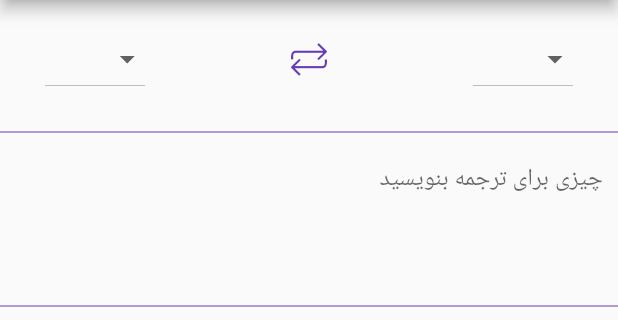
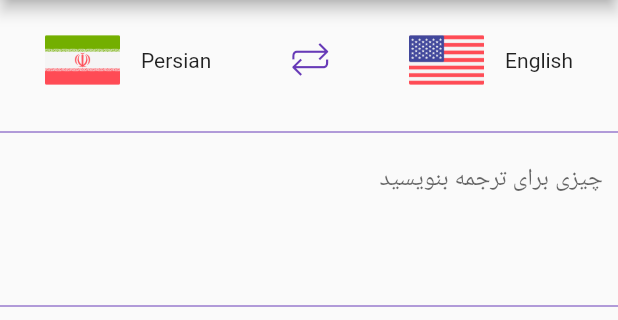
Before and after one commit to suhail339/text-translation, a Flutter app: the screen it shows after launch, after a tap on an icon or button, on a phone screen of 412 x 824 dp, the part 84-404 px from its top. Run offline on Flutter 3.47's test engine with Material 2 defaults, Android fonts, the phone set to English and light mode, and no system bars.

Commit message:
UI Working

```diff
--- a/lib/home.dart
+++ b/lib/home.dart
@@ -1,8 +1,6 @@
 import 'package:flutter/material.dart';
 import 'package:flutter/services.dart';
 import 'package:text_translation/text_channel.dart';
-
-import 'Language.dart';
 class MyHomePage extends StatefulWidget {
   MyHomePage({Key key, this.title}) : super(key: key);
   final String title;
@@ -12,52 +10,61 @@ class MyHomePage extends StatefulWidget {
 }
 
 class _MyHomePageState extends State<MyHomePage> {
-//  var _translateFrom = "en";
-//   var _translateTo = "fa";
+ var _translateFrom = "en";
+  var _translateTo = "fa";
 String inputText = "";
-Language dropdownValue1 = new Language("One", "First");
+String dropdownValue1 = "English";
+String dropdownValue2 = "Uudu";
 
-Language dropdownValue2 =  new Language("Two", "Second");
-
-
+@override
+  void initState() {
+    // TextChannel.setMethodHandler(_handleMethod);
+    // TextChannel.testChannel();
+    // TextChannel.configTranslator();
+  }
+//   Future<dynamic> _handleMethod(MethodCall call) async {
+//   switch (call.method) {
+//     case "setLanguages":
+//       print("Language List result:" + call.arguments);
+//       return new Future.value("");
+//   }
+// }
 TextEditingController controller = TextEditingController();
 
- @override
-  void initState() {
-    TextChannel.setMethodHandler(_handleMethod);
-    TextChannel.testChannel();
-    TextChannel.configTranslator();
+ _buildLangSelctor(key) {
+    return Row(
+      children: <Widget>[
+        SizedBox(
+          height: 50.0,
+          child: key == "fa"
+              ? Image.asset("assets/flags/ir.png")
+              : Image.asset("assets/flags/us.png"),
+        ),
+        Padding(
+          padding: const EdgeInsets.only(left: 14.0),
+          child: key == "fa" ? Text("Persian") : Text("English"),
+        )
+      ],
+    );
   }
-
-Future<dynamic> _handleMethod(MethodCall call) async {
-  switch (call.method) {
-    case "setLanguages":
-      print("Language List result:" + call.arguments);
-      break;
-    case "translation":
-      print("translation:"+call.arguments);
-      return new Future.value("");
-  }
-}
-
   _buildLang1Selctor(key) {
     return Row(
       children: <Widget>[
         SizedBox(
           height: 50.0,
           child:
-          DropdownButton<Language>(
+          DropdownButton<String>(
           value: dropdownValue1,
-          onChanged: (Language newValue) {
+          onChanged: (String newValue) {
             setState(() {
               dropdownValue1 = newValue;
             });
           },
-          items: <Language>[new Language("en", "Eglish"),new Language("en", "Eglish"),new Language("en", "Eglish"),new Language("en", "Eglish")]
-              .map<DropdownMenuItem<Language>>((Language value) {
-            return DropdownMenuItem<Language>(
+          items: <String>["English","Urdu"]
+              .map<DropdownMenuItem<String>>((String value) {
+            return DropdownMenuItem<String>(
               value: value,
-              child: Text(value.name),
+              child: Text(value),
             );
           }).toList(),
         ),
@@ -72,38 +79,41 @@ Future<dynamic> _handleMethod(MethodCall call) async {
         SizedBox(
           height: 50.0,
           child:
-           DropdownButton<Language>(
-          value: dropdownValue2,
-          onChanged: (Language newValue) {
-            setState(() {
-              dropdownValue2 = newValue;
-            });
-          },
-          items: <Language>[new Language("en", "Eglish"),new Language("en", "Eglish"),new Language("en", "Eglish"),new Language("en", "Eglish")]
-              .map<DropdownMenuItem<Language>>((Language value) {
-            return DropdownMenuItem<Language>(
-              value: value,
-              child: Text(value.name),
-            );
-          }).toList(),
+        //   DropdownButton<String>(
+        //   value: dropdownValue2,
+        //   onChanged: (String newValue) {
+        //     setState(() {
+        //       dropdownValue2 = newValue;
+        //     });
+        //   },
+        //   items: <String>["Urdu","English"]
+        //       .map<DropdownMenuItem<String>>((String value) {
+        //     return DropdownMenuItem<String>(
+        //       value: value,
+        //       child: Text(value),
+        //     );
+        //   }).toList(),
+        // ),
+          key == "fa"
+              ? Image.asset("assets/flags/ir.png")
+              : Image.asset("assets/flags/us.png"),
         ),
-          // key == "fa"
-          //     ? Image.asset("assets/flags/ir.png")
-          //     : Image.asset("assets/flags/us.png"),
-        ),
-        // Padding(
-        //   padding: const EdgeInsets.only(left: 14.0),
-        //   child: key == "fa" ? Text("Persian") : Text("English"),
-        // )
+        Padding(
+          padding: const EdgeInsets.only(left: 14.0),
+          child: key == "fa" ? Text("Persian") : Text("English"),
+        )
       ],
     );
   }
 
   _swapLang() {
     setState(() {
-      Language tmp = dropdownValue1;
-      dropdownValue1 = dropdownValue2;
-      dropdownValue2 = tmp;
+      var tmp = _translateFrom;
+      _translateFrom = _translateTo;
+      _translateTo = tmp;
+      // var tmp = dropdownValue1;
+      // dropdownValue1 = dropdownValue2;
+      // dropdownValue2 = tmp;
 
       // _visible = !_visible;
     });
@@ -117,11 +127,13 @@ _onSubmitted(String value) {
   Widget build(BuildContext context) {
 
     return Scaffold(
+      backgroundColor: Colors.blueGrey,
       appBar: AppBar(
         title: Text(widget.title),
       ),
       body:
          Container(
+
         child: Column(
             mainAxisAlignment: MainAxisAlignment.start,
             children: <Widget>[
@@ -139,7 +151,9 @@ _onSubmitted(String value) {
                             horizontal: 30.0, vertical: 15.0),
                         child: Row(
                           children: <Widget>[
-                           _buildLang1Selctor(dropdownValue1),//_translateFrom
+                          // _buildLang1Selctor(dropdownValue1),
+                           //_translateFrom
+                            _buildLangSelctor(_translateFrom),
                             Expanded(
                               child: Container(),
                             ),
@@ -155,7 +169,7 @@ _onSubmitted(String value) {
                             Expanded(
                               child: Container(),
                             ),
-                             _buildLang2Selctor(dropdownValue2),
+                             _buildLangSelctor(_translateTo),
                           ],
                         ),
                       ),
@@ -166,7 +180,7 @@ _onSubmitted(String value) {
                       Directionality(
                         textDirection:
                         //selected index of list
-                        dropdownValue1 == "One"
+                        _translateFrom == "en"
                             ? TextDirection.ltr
                             : TextDirection.rtl,
                         child: Container(
@@ -184,7 +198,7 @@ _onSubmitted(String value) {
                               // enabled: true,
                               decoration: InputDecoration(
                                   border: InputBorder.none,
-                                  hintText: dropdownValue2 == "Two"
+                                  hintText: _translateFrom == "en"
                                       ? 'Tap To Enter Text'
                                       : "چیزی برای ترجمه بنویسید "),
                                 onChanged: _onSubmitted,
@@ -209,9 +223,6 @@ _onSubmitted(String value) {
               ),
             ]),
       ),
-
-
-
     );
   }
 
```
